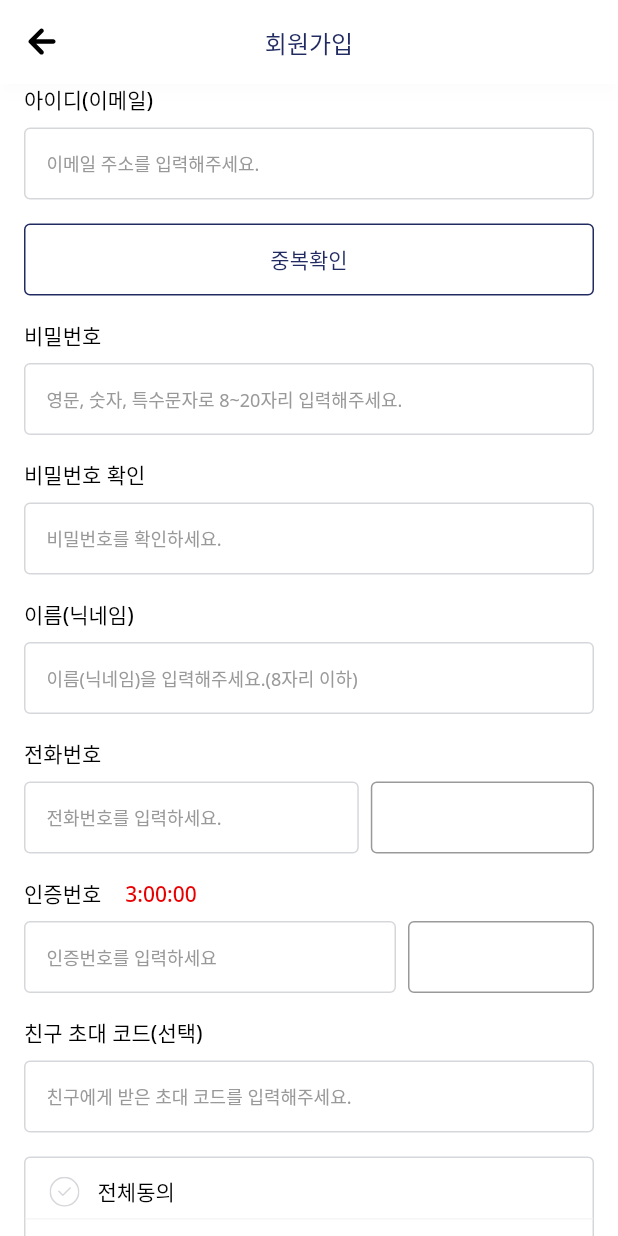
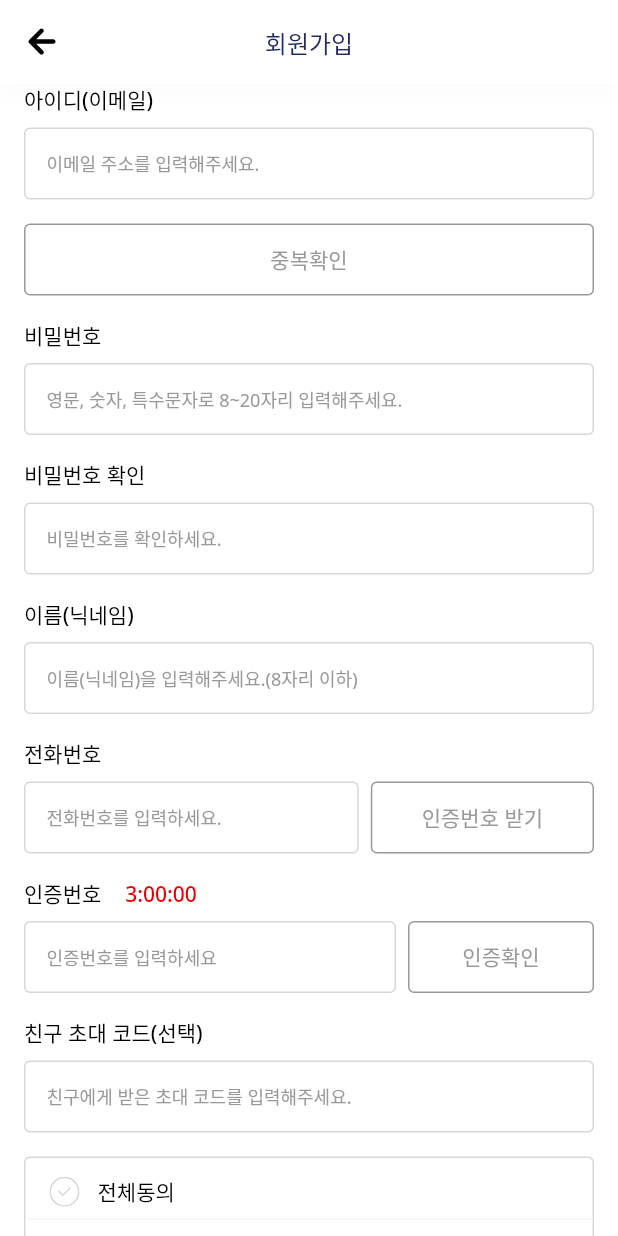
Before and after one commit to DAE-HYEON-HONG/BrandCare_flutterApp, a Flutter app: the SignUpPage screen opened by its route, after a tap on "인증번호 받기", on a phone screen of 412 x 824 dp. Run offline on Flutter 3.47's test engine with Material 2 defaults, Android fonts, the phone set to English and light mode, and no system bars; our stand-ins replace flutter_screenutil, flutter_svg, get, photo_view.

Commit message:
ui: 회원가입화면 완료

```diff
--- a/lib/controllers/auth/signup_controller.dart
+++ b/lib/controllers/auth/signup_controller.dart
@@ -1,4 +1,5 @@
 import 'package:brandcare_mobile_flutter_v2/controllers/base_controller.dart';
+import 'package:brandcare_mobile_flutter_v2/utils/regex_util.dart';
 import 'package:flutter/cupertino.dart';
 import 'package:get/get.dart';
 
@@ -16,6 +17,12 @@ class SignUpController extends BaseController {
 
   Rx<bool> agree = false.obs;
   Rx<bool> privacyAgree = false.obs;
+
+  Rx<bool> isEmail = false.obs;
+  Rx<String> emailTxt = ''.obs;
+
+  Rx<bool> isPhone = false.obs;
+  Rx<String> phoneTxt = ''.obs;
 
   void agreeUpdate() {
     agree.value = !agree.value;
@@ -41,4 +48,15 @@ class SignUpController extends BaseController {
 
 
   bool get allAgree => agree.value && privacyAgree.value;
+
+  @override
+  void onInit() {
+    super.onInit();
+    debounce(emailTxt, (_) {
+      isEmail.value = RegexUtil.checkEmailRegex(email: emailTxt.value);
+    });
+    debounce(phoneTxt, (_) {
+      isPhone.value = RegexUtil.checkPhoneRegex(phone: phoneTxt.value);
+    });
+  }
 }
--- a/lib/screens/auth/signup_page.dart
+++ b/lib/screens/auth/signup_page.dart
@@ -17,6 +17,7 @@ class SignUpPage extends GetView<SignUpController> {
   Widget build(BuildContext context) {
     return DefaultAppBarScaffold(
       title: '회원가입',
+      child: SafeArea(
         child: Form(
           child: SingleChildScrollView(
             child: Column(
@@ -26,7 +27,9 @@ class SignUpPage extends GetView<SignUpController> {
                   child: Column(
                     children: [
                       FormInputWidget(
-                      onChange: (value) {},
+                        onChange: (value) {
+                          controller.emailTxt.value = controller.emailController.text;
+                        },
                         onSubmit: (value) {},
                         controller: controller.emailController,
                         isShowTitle: true,
@@ -34,11 +37,12 @@ class SignUpPage extends GetView<SignUpController> {
                         hint: '이메일 주소를 입력해주세요.',
                       ),
                       const SizedBox(height: 16),
-                    CustomButtonEmptyBackgroundWidget(
+                      Obx(() => CustomButtonOnOffWidget(
                         title: '중복확인',
                         onClick: () {},
                         radius: 4,
-                    ),
+                        isOn: controller.isEmail.value,
+                      )),
                       const SizedBox(height: 16),
                       FormInputWidget(
                         onChange: (value) {},
@@ -94,6 +98,7 @@ class SignUpPage extends GetView<SignUpController> {
             ),
           ),
         ),
+      ),
     );
   }
 
@@ -116,6 +121,9 @@ class SignUpPage extends GetView<SignUpController> {
                     controller: controller.phoneController,
                     style: regular12TextStyle,
                     keyboardType: TextInputType.phone,
+                    onChanged: (value) {
+                      controller.phoneTxt.value = controller.phoneController.text;
+                    },
                     decoration: InputDecoration(
                       isDense: true,
                       contentPadding: const EdgeInsets.all(15),
@@ -138,10 +146,10 @@ class SignUpPage extends GetView<SignUpController> {
                 ),
                 Flexible(
                     flex: 2,
-                    child: CustomButtonOnOffWidget(
+                    child: Obx(() => CustomButtonOnOffWidget(
                         title: '인증번호 받기',
                         onClick: () {},
-                        isOn: controller.sendPhoneCode.value))
+                        isOn: controller.isPhone.value)))
               ],
             ),
           ],
@@ -178,6 +186,9 @@ class SignUpPage extends GetView<SignUpController> {
                     controller: controller.authNumberController,
                     style: regular12TextStyle,
                     keyboardType: TextInputType.number,
+                    onChanged: (value){
+
+                    },
                     decoration: InputDecoration(
                       isDense: true,
                       contentPadding: const EdgeInsets.all(15),
--- a/lib/widgets/button/custom_button_onoff_widget.dart
+++ b/lib/widgets/button/custom_button_onoff_widget.dart
@@ -12,12 +12,14 @@ class CustomButtonOnOffWidget extends StatelessWidget {
 
   @override
   Widget build(BuildContext context) {
+    print('isOn = $isOn');
     return SizedBox(
       width: double.infinity,
       height: 48,
       child: ElevatedButton(
         onPressed: this.onClick,
-        child: Text(title),
+        child: Text(title,
+            style: medium14TextStyle.copyWith(color: isOn ? whiteColor : gray_999Color)),
         style: ButtonStyle(
             backgroundColor: MaterialStateProperty.all<Color>(isOn ? primaryColor : whiteColor),
             shape: MaterialStateProperty.all<RoundedRectangleBorder>(
@@ -27,9 +29,6 @@ class CustomButtonOnOffWidget extends StatelessWidget {
                 ),
                   borderRadius: BorderRadius.circular(radius)),
             ),
-
-            textStyle: MaterialStateProperty.all<TextStyle>(
-                medium14TextStyle.copyWith(color: isOn ? whiteColor : gray_999Color)),
           elevation: MaterialStateProperty.all(0.0),
         ),
       ),
--- a/lib/widgets/form_input_widget.dart
+++ b/lib/widgets/form_input_widget.dart
@@ -39,6 +39,8 @@ class FormInputWidget extends StatelessWidget {
             controller: controller,
             style: regular12TextStyle,
             keyboardType: textInputType,
+            onChanged: onChange,
+            onFieldSubmitted: onSubmit,
             decoration: InputDecoration(
               isDense: true,
               contentPadding: const EdgeInsets.all(15),
```
Also changed, not shown: lib/utils/regex_util.dart (added, +12 -0 lines). Lines whose indentation alone changed are shown as unchanged.
